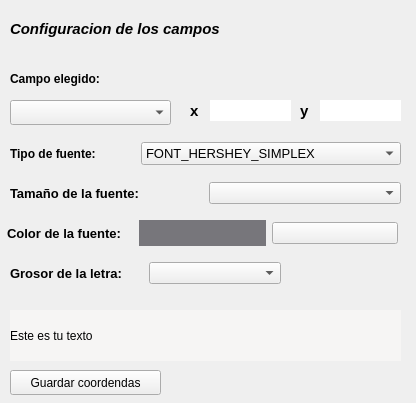
The window that UI/configuracion.ui (ivanduarte16/TFG) describes before a commit, drawn with Qt 5.
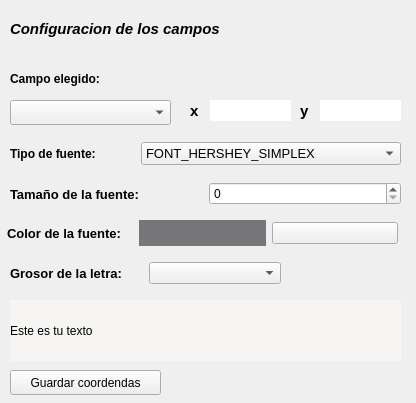
The same window after the commit. Icons and pictures are not drawn.

```diff
--- a/UI/configuracion.ui
+++ b/UI/configuracion.ui
@@ -153,9 +153,9 @@
     <property name="geometry">
      <rect>
       <x>10</x>
-      <y>310</y>
+      <y>300</y>
       <width>391</width>
-      <height>51</height>
+      <height>61</height>
      </rect>
     </property>
     <property name="styleSheet">
@@ -249,7 +249,7 @@
       <x>10</x>
       <y>180</y>
       <width>391</width>
-      <height>27</height>
+      <height>28</height>
      </rect>
     </property>
     <layout class="QHBoxLayout" name="horizontalLayout_2">
@@ -268,7 +268,14 @@
       </widget>
      </item>
      <item>
-      <widget class="QComboBox" name="comboBox_fontsize"/>
+      <widget class="QSpinBox" name="spinBox">
+       <property name="maximum">
+        <number>500</number>
+       </property>
+       <property name="singleStep">
+        <number>1</number>
+       </property>
+      </widget>
      </item>
     </layout>
    </widget>
```
